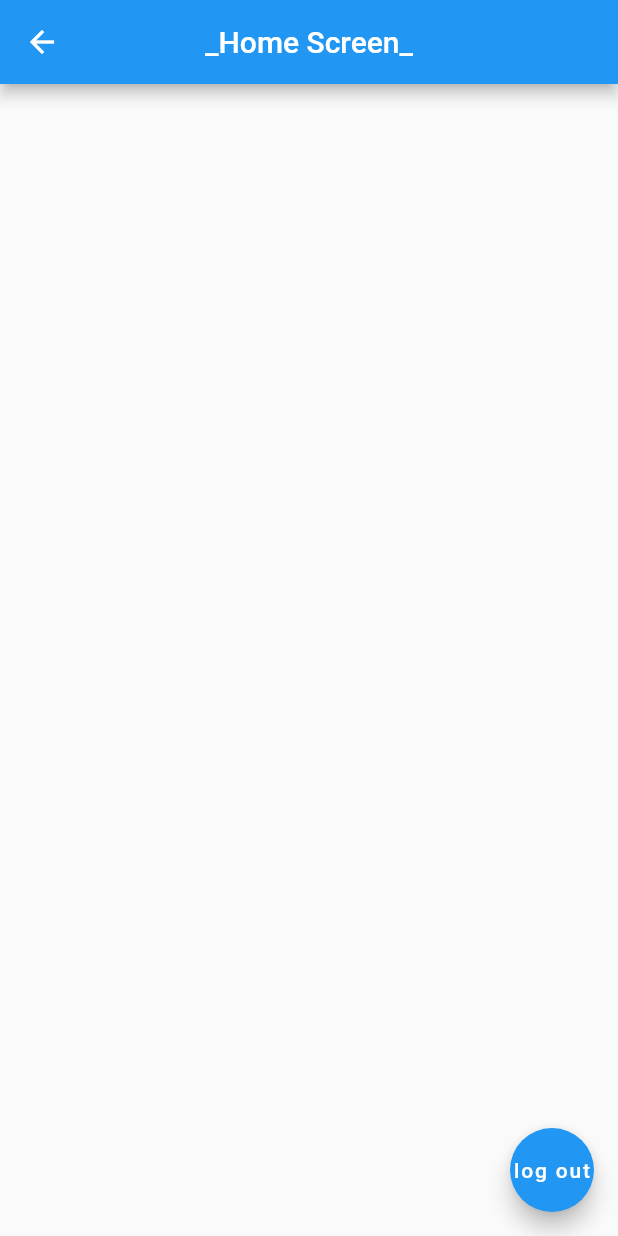
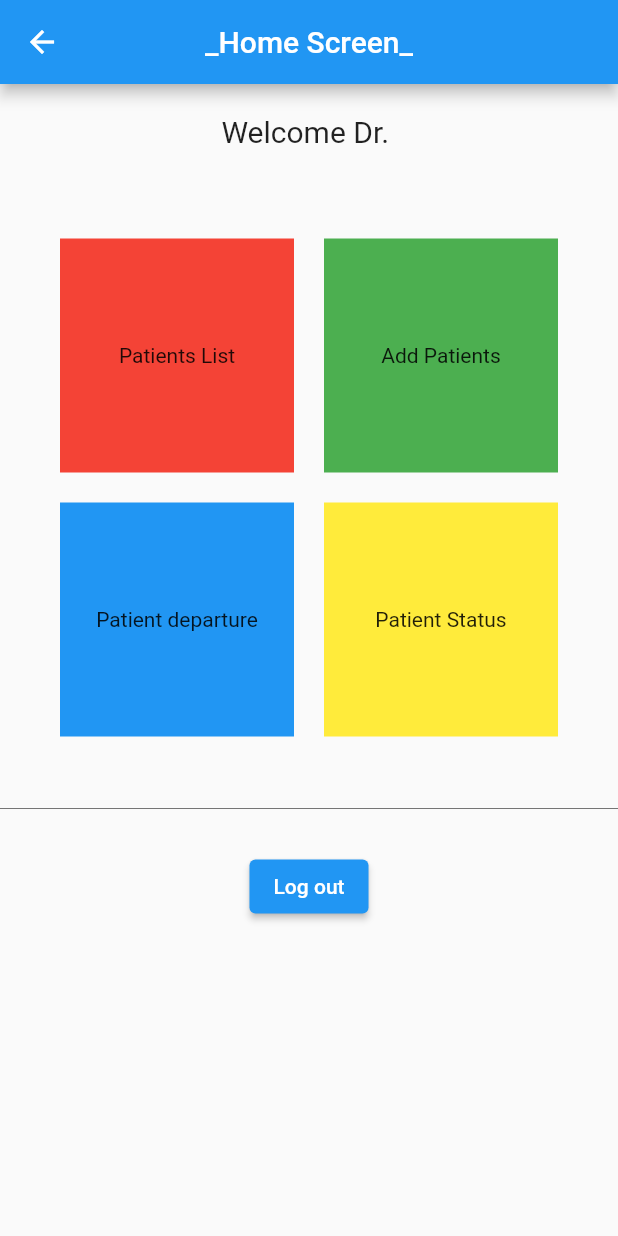
Before and after one commit to mjohanni/patientTracker, a Flutter app: the HomePage screen opened directly with empty values, on a phone screen of 412 x 824 dp. Run offline on Flutter 3.47's test engine with Material 2 defaults, Android fonts, the phone set to English and light mode, and no system bars.

Commit message:
improved UX design, adding login and signup validation

```diff
--- a/patient_tracker/lib/services/api_services.dart
+++ b/patient_tracker/lib/services/api_services.dart
@@ -4,7 +4,7 @@ import '../models/doctor.dart';
 import '../models/patient_view_model.dart';
 
 class ApiServices extends ChangeNotifier {
-  late Doctor doctor;
+  late Doctor doctor = Doctor(email: "", password: "", hcp: "");
   late List<PatientViewModel> patients = [];
 
   Future<void> fetchAllPatients(String ip, String port, String username)async {
@@ -15,6 +15,7 @@ class ApiServices extends ChangeNotifier {
 
   Future<void> getDoctor({required String email, required String password, required String ip, required String port}) async {
     doctor = (await HttpServices().getDoctor(email: email, password: password, port: port, ip: ip))!;
+    // print(doctor.hcp + doctor.email+ doctor.password);
     notifyListeners();
   }
 
--- a/patient_tracker/lib/services/http_services.dart
+++ b/patient_tracker/lib/services/http_services.dart
@@ -23,11 +23,11 @@ class HttpServices{
 
   Future<Doctor?> getDoctor({required String email,required String password, required String port, required String ip}) async {
 
-    Uri loginUrl = Uri.parse("http://192.168.3.28:$port/$email/$password");
+    Uri loginUrl = Uri.parse("http://192.168.3.28:$port/server/login/$email/$password");
     Response res = await get(loginUrl);
 
     if (res.statusCode == 200){
-      Map<String,String> body = jsonDecode(res.body);
+      Map<String,dynamic> body = jsonDecode(res.body);
       print(body["hcp"]);
       print(body["email"]);
       print(body["password"]);
@@ -62,8 +62,8 @@ class HttpServices{
         }));
 
     if(res.statusCode == 200 || res.statusCode == 201){
+      //add
       print("doctor has been added");
-      // return Quote.fromJson(jsonDecode(res.body));
     }else{
       print(res.statusCode);
       print(res.body);
--- a/patient_tracker/lib/views/Sign_up_page.dart
+++ b/patient_tracker/lib/views/Sign_up_page.dart
@@ -75,7 +75,7 @@ class _SignUpPageState extends State<SignUpPage> {
                               builder: (context) => HomePage(
                                     ip: widget.ip,
                                     port: widget.port,
-                                    doctor: _email.text,
+                                    doctor: _username.text,
                                   )));
                     },
                     child: Text("Sign up"),
--- a/patient_tracker/lib/views/home_page.dart
+++ b/patient_tracker/lib/views/home_page.dart
@@ -13,14 +13,23 @@ class HomePage extends StatelessWidget {
     return Scaffold(
       appBar: AppBar(
         title: const Text("_Home Screen_"),
-      centerTitle: true,
+        centerTitle: true,
       ),
-      body: const HomeBuild(),
-      floatingActionButton: FloatingActionButton (
-        child: const Text("log out"),
-        onPressed: () {
-          Navigator.pop(context);
-        },
+      body: Column(
+        children: [
+          HomeBuild(hcp: doctor, ip: ip, port: port),
+          Padding(
+            padding: EdgeInsets.all(20),
+            child: Center(
+              child: ElevatedButton(
+                child: const Text("Log out"),
+                onPressed: () {
+                  Navigator.pop(context);
+                },
+              ),
+            ),
+          ),
+        ],
       ),
     );
   }
--- a/patient_tracker/lib/widgets/home_build.dart
+++ b/patient_tracker/lib/widgets/home_build.dart
@@ -1,10 +1,68 @@
 import 'package:flutter/material.dart';
 
 class HomeBuild extends StatelessWidget {
-  const HomeBuild({Key? key}) : super(key: key);
+  String hcp;
+  String ip;
+  String port;
+  HomeBuild({required this.hcp, required this.ip, required this.port});
 
   @override
   Widget build(BuildContext context) {
-    return Container();
+    return Column(
+      children: [
+        Center(
+          child: Padding(
+            padding: const EdgeInsets.symmetric(vertical: 20),
+            child: Text(
+              "Welcome Dr. $hcp",
+              style: const TextStyle(fontSize: 20),
+            ),
+          ),
+        ),
+            SafeArea(
+              child: Column(
+                children: [
+                  GridView.count(
+                    shrinkWrap: true,
+                    primary: true,
+                    padding: const EdgeInsets.all(40),
+                    crossAxisCount: 2,
+                    mainAxisSpacing: 20,
+                    crossAxisSpacing: 20,
+                    children: [
+                      Container(
+                        color: Colors.red,
+                        child: Center(
+                            child: Text("Patients List"),
+                        ),
+                      ),
+                      Container(
+                        color: Colors.green,
+                        child: Center(
+                          child: Text("Add Patients"),
+                        ),
+                      ),
+                      Container(
+                        color: Colors.blue,
+                        child: Center(
+                          child: Text("Patient departure"),
+                        ),
+                      ),
+                      Container(
+                        color: Colors.yellow,
+                        child: Center(
+                          child: Text("Patient Status"),
+                        ),
+                      ),
+                    ],
+                  ),
+                  Divider(
+                    color: Colors.grey.shade600,
+                  ),
+                ],
+              ),
+            ),
+      ],
+    );
   }
 }
```
Also changed, not shown: patient_tracker/lib/views/login_page.dart (+22 -6 lines), 4 other files.
